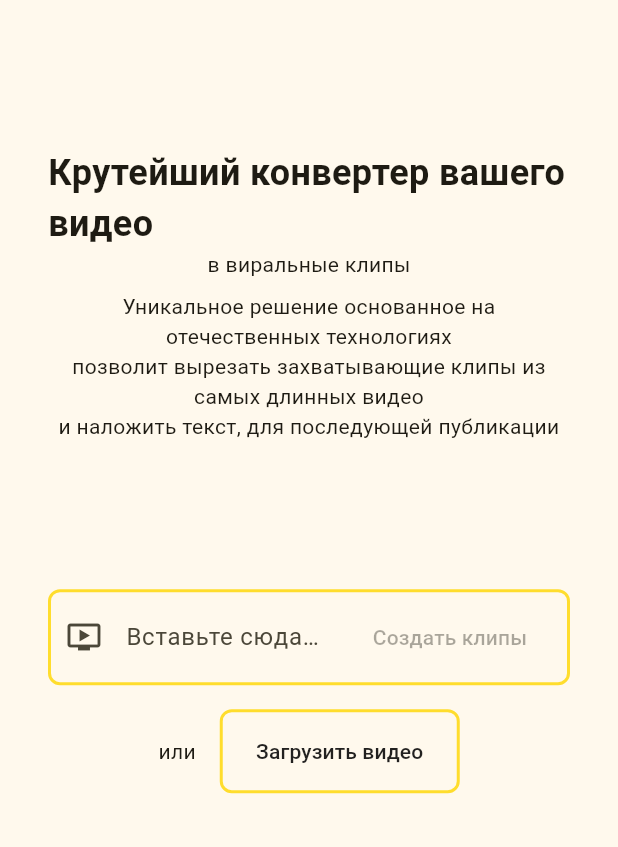
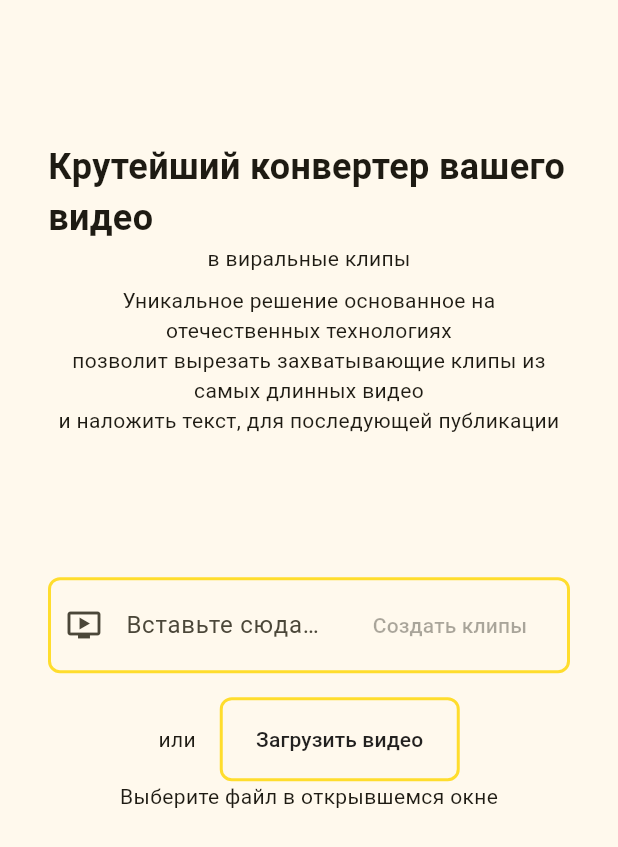
Before and after one commit to AGoldian/viral-video, a Flutter app: the screen it shows after launch, after a tap on "Загрузить видео", on a phone screen of 412 x 824 dp. Shown: the top 847 px of the screen. Run offline on Flutter 3.47's test engine with Material 3 defaults, Android fonts, the light colour scheme and no system bars; our stand-ins replace cross_file, dio, file_picker, flutter_riverpod, freezed_annotation; statements that could not run were skipped.

Commit message:
state notifier

```diff
--- /dev/null
+++ b/client/lib/src/common/state_notifier_widget.dart
@@ -0,0 +1,48 @@
+import 'package:flutter/material.dart';
+import 'package:flutter_riverpod/flutter_riverpod.dart';
+
+typedef DataBuilder<T> = Widget Function(BuildContext, T state);
+typedef LoadingBuilder = Widget Function(BuildContext);
+typedef ErrorBuilder = Widget Function(BuildContext);
+
+class StateNotifierWidget<T> extends StatelessWidget {
+  final StateNotifier<T> notifier;
+  final DataBuilder<T> dataBuilder;
+  final LoadingBuilder? loadingBuilder;
+  final ErrorBuilder? errorBuilder;
+
+  const StateNotifierWidget({
+    required this.notifier,
+    required this.dataBuilder,
+    this.loadingBuilder,
+    this.errorBuilder,
+    super.key,
+  });
+
+  @override
+  Widget build(BuildContext context) => StreamBuilder(
+        initialData: notifier.state,
+        stream: notifier.stream.distinct(),
+        builder: (context, snapshot) {
+          if (snapshot.hasData) {
+            return dataBuilder(context, snapshot.requireData);
+          }
+
+          if (snapshot.hasError) {
+            if (errorBuilder != null) {
+              return errorBuilder!(context);
+            } else {
+              return const SizedBox.shrink();
+            }
+          }
+
+          if (loadingBuilder != null) {
+            return loadingBuilder!(context);
+          } else {
+            return const Center(
+              child: CircularProgressIndicator(),
+            );
+          }
+        },
+      );
+}
--- a/client/lib/src/presentation/pick_video/pick_video_view.dart
+++ b/client/lib/src/presentation/pick_video/pick_video_view.dart
@@ -1,4 +1,5 @@
 import 'package:flutter/material.dart';
+import 'package:viral_video_client/src/common/state_notifier_widget.dart';
 import 'package:viral_video_client/src/presentation/pick_video/pick_video_view_model.dart';
 
 import '../common/pretty_button.dart';
@@ -14,7 +15,9 @@ class PickVideoView extends StatelessWidget {
   });
 
   @override
-  Widget build(BuildContext context) => Scaffold(
+  Widget build(BuildContext context) => StateNotifierWidget(
+        notifier: viewModel,
+        dataBuilder: (context, state) => Scaffold(
           body: Container(
             padding: const EdgeInsets.symmetric(horizontal: 32),
             width: double.infinity,
@@ -55,6 +58,7 @@ class PickVideoView extends StatelessWidget {
                       ),
                       child: _InputWidget(
                         onSubmit: viewModel.onSubmit,
+                        enabled: !state.isLoading,
                       ),
                     ),
                     const Text(
@@ -62,9 +66,22 @@ class PickVideoView extends StatelessWidget {
                     ),
                     PrettyButton.secondary(
                       text: 'Загрузить видео',
+                      enabled: !state.isLoading,
                       onTap: () => viewModel.onPickFile(),
                     ),
                   ],
+                ),
+                if (state.isLoading)
+                  Container(
+                    margin: const EdgeInsets.only(top: 32, bottom: 16),
+                    height: 64,
+                    width: 64,
+                    child: const CircularProgressIndicator(),
+                  ),
+                if (state.processDescription != null)
+                  Text(
+                    state.processDescription!,
+                    style: AppTextTheme.body2,
                   ),
                 const Expanded(
                   flex: 3,
@@ -73,13 +90,18 @@ class PickVideoView extends StatelessWidget {
               ],
             ),
           ),
+        ),
       );
 }
 
 class _InputWidget extends StatefulWidget {
   final void Function(String) onSubmit;
+  final bool enabled;
 
-  const _InputWidget({required this.onSubmit});
+  const _InputWidget({
+    required this.onSubmit,
+    required this.enabled,
+  });
 
   @override
   createState() => _InputWidgetState();
@@ -103,6 +125,7 @@ class _InputWidgetState extends State<_InputWidget> {
   @override
   Widget build(BuildContext context) => TextField(
         controller: textEditingController,
+        enabled: widget.enabled,
         decoration: InputDecoration(
           border: OutlineInputBorder(
             borderSide: const BorderSide(
@@ -122,7 +145,7 @@ class _InputWidgetState extends State<_InputWidget> {
           hintText: 'Вставьте сюда ссылку на RuTube',
           suffixIcon: PrettyButton.action(
             text: 'Создать клипы',
-            enabled: textEditingController.text.isNotEmpty,
+            enabled: textEditingController.text.isNotEmpty && widget.enabled,
             padding: const EdgeInsets.all(8),
             onTap: () => widget.onSubmit(
               textEditingController.text,
--- a/client/lib/src/presentation/pick_video/pick_video_view_model.dart
+++ b/client/lib/src/presentation/pick_video/pick_video_view_model.dart
@@ -1,14 +1,16 @@
+import 'package:flutter_riverpod/flutter_riverpod.dart';
 import 'package:viral_video_client/src/data/api.dart';
 import 'package:viral_video_client/src/navigation/navigation_manager.dart';
+import 'package:viral_video_client/src/presentation/pick_video/view_state/pick_video_view_state.dart';
 
 import '../../service/repository/video_repository.dart';
 
-class PickVideoViewModel {
+class PickVideoViewModel extends StateNotifier<PickVideoViewState> {
   final Api _api;
   final VideoRepository _localRepo, _webRepo;
   final NavigationManager _navigationManager;
 
-  const PickVideoViewModel({
+  PickVideoViewModel({
     required Api api,
     required VideoRepository localRepo,
     required VideoRepository webRepo,
@@ -16,25 +18,36 @@ class PickVideoViewModel {
   })  : _api = api,
         _localRepo = localRepo,
         _webRepo = webRepo,
-        _navigationManager = navigationManager;
+        _navigationManager = navigationManager,
+        super(const PickVideoViewState(isLoading: false));
 
   Future<void> onSubmit(String path) async {
     _navigationManager.openVideoPreviewGallery();
   }
 
   Future<void> onPickFile() async {
+    state = state.copyWith(
+      isLoading: true,
+      processDescription: 'Выберите файл в открывшемся окне',
+    );
     final file = await _localRepo.loadVideo();
 
     if (file == null) {
       // todo: show scaffold toast?
+      state = state.copyWith(isLoading: false);
       return;
     }
+    state = state.copyWith(
+      processDescription: 'Загружаем файл ${file.name}...',
+    );
     final path = await _api.saveFile(file);
 
+    state = state.copyWith(
+      isLoading: false,
+      processDescription: 'Файл загружен успешно',
+    );
+
+    // todo: run model
     print(path);
-
-    // file.create();
-
-    // todo: post file path
   }
 }
--- /dev/null
+++ b/client/lib/src/presentation/pick_video/view_state/pick_video_view_state.dart
@@ -0,0 +1,11 @@
+import 'package:freezed_annotation/freezed_annotation.dart';
+
+part 'pick_video_view_state.freezed.dart';
+
+@freezed
+class PickVideoViewState with _$PickVideoViewState {
+  const factory PickVideoViewState({
+    required bool isLoading,
+    String? processDescription,
+  }) = _PickVideoViewState;
+}
--- a/client/lib/src/service/repository/local_video_repository.dart
+++ b/client/lib/src/service/repository/local_video_repository.dart
@@ -1,7 +1,6 @@
 import 'package:cross_file/cross_file.dart';
 import 'dart:async';
 
-import 'package:flutter/foundation.dart';
 import 'package:viral_video_client/src/service/repository/video_repository.dart';
 import 'package:file_picker/file_picker.dart';
 
--- a/client/pubspec.yaml
+++ b/client/pubspec.yaml
@@ -17,6 +17,7 @@ dependencies:
   freezed_annotation: ^2.4.4
   json_annotation: ^4.9.0
   cross_file: ^0.3.4+2
+  flutter_riverpod: ^2.5.1
 
 dev_dependencies:
   flutter_test:
```
Also changed, not shown: client/lib/src/common/state_management.dart (added, +83 -0 lines), client/lib/src/presentation/pick_video/view_state/pick_video_view_state.freezed.dart (added), client/pubspec.lock, 1 other file. Lines whose indentation alone changed are shown as unchanged.
